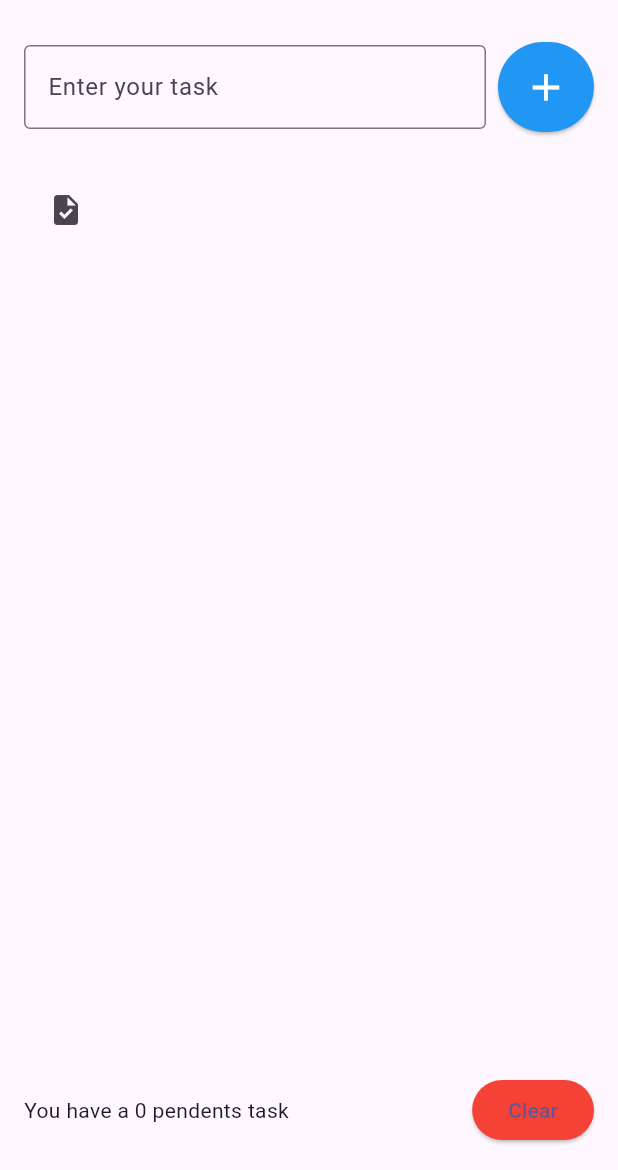
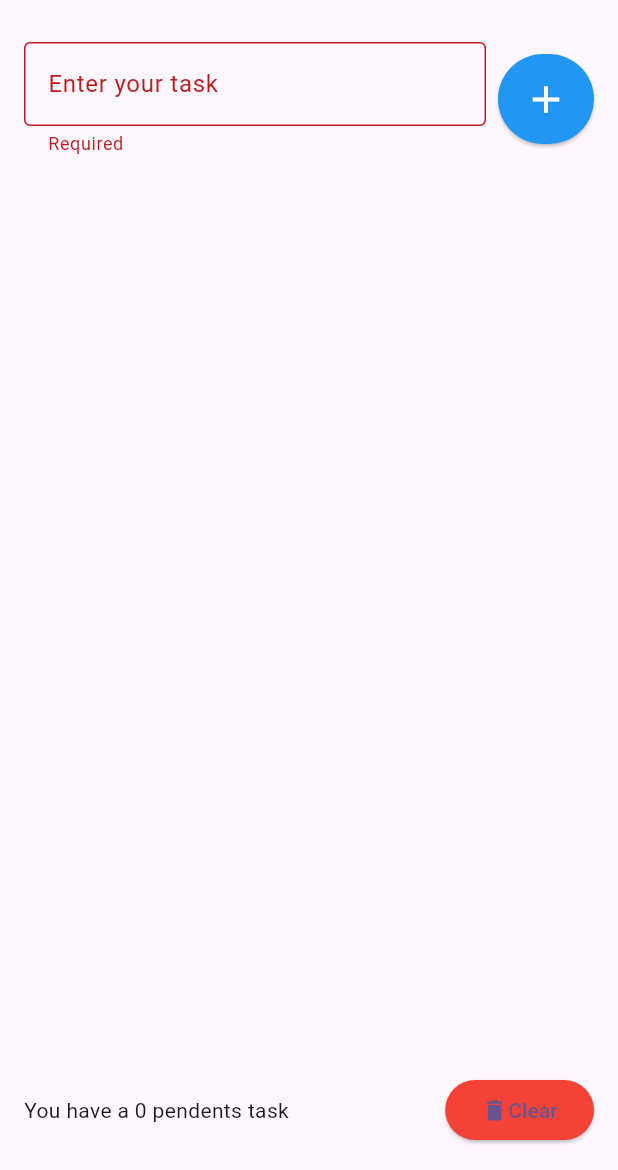
Before and after one commit to flima21/TodoList_Flutter, a Flutter app: the ToDoListPage screen opened directly, after a tap on the "add" icon, on a phone screen of 412 x 824 dp, the part 66-1236 px from its top. Run offline on Flutter 3.47's test engine with Material 3 defaults, Android fonts, the phone set to English and light mode, and no system bars; our stand-ins replace flutter_slidable.

Commit message:
add: function to delete and change structe to object

```diff
--- a/lib/pages/to_do_list_page.dart
+++ b/lib/pages/to_do_list_page.dart
@@ -1,4 +1,6 @@
 import 'package:flutter/material.dart';
+import 'package:to_do_list/models/Task.dart';
+import 'package:to_do_list/widgets/to_do_list_item.dart';
 
 class ToDoListPage extends StatefulWidget {
   ToDoListPage({super.key});
@@ -8,7 +10,9 @@ class ToDoListPage extends StatefulWidget {
 }
 
 class _ToDoListPageState extends State<ToDoListPage> {
-  List<String> tasks = [];
+  List<Task> tasks = [];
+
+  bool isEmpty = false;
 
   // controllers
   final TextEditingController tasksController = TextEditingController();
@@ -34,15 +38,13 @@ class _ToDoListPageState extends State<ToDoListPage> {
                       child: TextField(
                     controller: tasksController,
                     decoration: InputDecoration(
+                      errorText: isEmpty ? 'Required' : null,
                       border: OutlineInputBorder(),
                       labelText: 'Enter your task',
                       hintText: 'Example: study flutter',
                     ),
                     onSubmitted: (value) {
-                      setState(() {
-                        tasks.add(value);
-                        tasksController.clear();
-                      });
+                      onStore();
                     },
                   )),
                   SizedBox(
@@ -50,10 +52,7 @@ class _ToDoListPageState extends State<ToDoListPage> {
                   ),
                   ElevatedButton(
                       onPressed: () {
-                        setState(() {
-                          tasks.add(tasksController.text);
-                          tasksController.clear();
-                        });
+                        onStore();
                       },
                       style: ButtonStyle(
                         padding: WidgetStateProperty.all<EdgeInsetsGeometry>(
@@ -66,7 +65,6 @@ class _ToDoListPageState extends State<ToDoListPage> {
                         size: 30,
                         color: Colors.white,
                       )),
-
                 ],
               ),
               SizedBox(
@@ -75,21 +73,18 @@ class _ToDoListPageState extends State<ToDoListPage> {
               Flexible(
                 child: ListView(
                   children: [
-                    for (String task in tasks)
-                      ListTile(
-                        title: Text(task),
-                        subtitle: Text(''),
-                        leading: Icon(Icons.task),
-                        onTap: () => {
-                          print('Task: $task')
-                        },
+                    for (Task task in tasks)
+                      ToDoListItem(
+                        task: task,
+                        onDelete: onDelete,
                       )
                   ],
                 ),
               ),
               Row(
                 children: [
-                  Expanded(child: Text("You have a 0 pendents task")),
+                  Expanded(
+                      child: Text("You have a ${tasks.length} pendents task")),
                   SizedBox(
                     width: 8,
                   ),
@@ -97,14 +92,19 @@ class _ToDoListPageState extends State<ToDoListPage> {
                       onPressed: () {
                         setState(() {
                           tasks.clear();
+                          tasksController.clear();
                         });
                       },
                       style: ButtonStyle(
                         backgroundColor:
                             WidgetStatePropertyAll<Color>(Colors.red),
                       ),
-                    child: Text("Clear"),
-                  )
+                      child: Row(
+                        children: [
+                          Icon(Icons.delete),
+                          Text("Clear"),
+                        ],
+                      ))
                 ],
               )
             ],
@@ -113,4 +113,22 @@ class _ToDoListPageState extends State<ToDoListPage> {
       ),
     );
   }
+
+  void onDelete(Task task) {
+    setState(() {
+      tasks.remove(task);
+    });
   }
+
+  void onStore() {
+    setState(() {
+      if (tasksController.text.isEmpty) {
+        isEmpty = true;
+      } else {
+        tasks.add(Task(title: tasksController.text, dateTime: DateTime.now()));
+        tasksController.clear();
+        isEmpty = false;
+      }
+    });
+  }
+}
```
Lines whose indentation alone changed are shown as unchanged.
